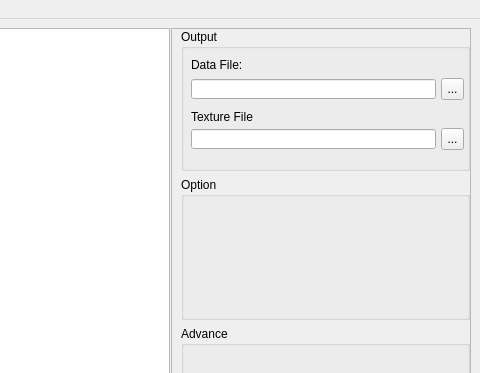
First picture: the form in texm.ui, repository keyring/Texm, before the edit; both pictures show x 544 to 1024 and y 0 to 373 of the 1024 by 500 pixel window.
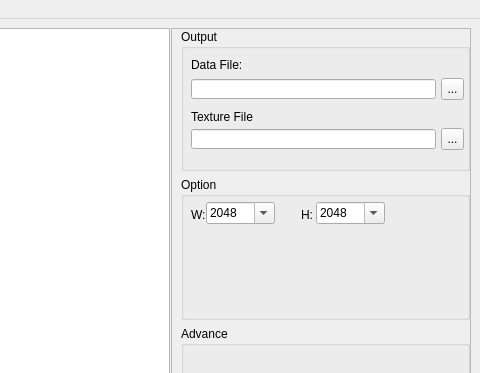
Second picture: the form after the edit. Icons and pictures are not drawn. Custom widgets are drawn as their Qt base class.

What changed in the file:
```diff
--- a/texm.ui
+++ b/texm.ui
@@ -275,6 +275,64 @@
             <property name="title">
              <string>Option</string>
             </property>
+            <widget class="QLabel" name="label_3">
+             <property name="geometry">
+              <rect>
+               <x>10</x>
+               <y>30</y>
+               <width>16</width>
+               <height>16</height>
+              </rect>
+             </property>
+             <property name="text">
+              <string>W:</string>
+             </property>
+            </widget>
+            <widget class="QComboBox" name="comboBox_width">
+             <property name="geometry">
+              <rect>
+               <x>25</x>
+               <y>25</y>
+               <width>69</width>
+               <height>22</height>
+              </rect>
+             </property>
+             <property name="editable">
+              <bool>true</bool>
+             </property>
+             <property name="currentText">
+              <string>2048</string>
+             </property>
+            </widget>
+            <widget class="QLabel" name="label_4">
+             <property name="geometry">
+              <rect>
+               <x>120</x>
+               <y>30</y>
+               <width>16</width>
+               <height>16</height>
+              </rect>
+             </property>
+             <property name="text">
+              <string>H:</string>
+             </property>
+            </widget>
+            <widget class="QComboBox" name="comboBox_height">
+             <property name="geometry">
+              <rect>
+               <x>135</x>
+               <y>25</y>
+               <width>69</width>
+               <height>22</height>
+              </rect>
+             </property>
+             <property name="editable">
+              <bool>true</bool>
+             </property>
+             <property name="currentText">
+              <string>2048</string>
+             </property>
+            </widget>
            </widget>
           </item>
           <item>
```
